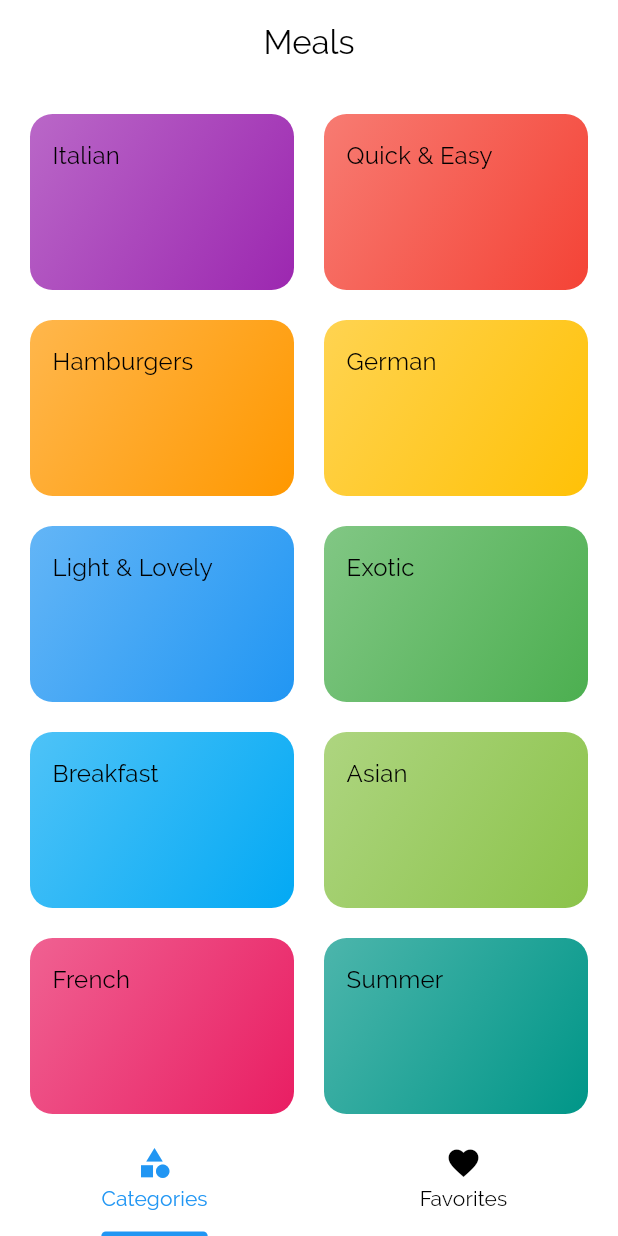
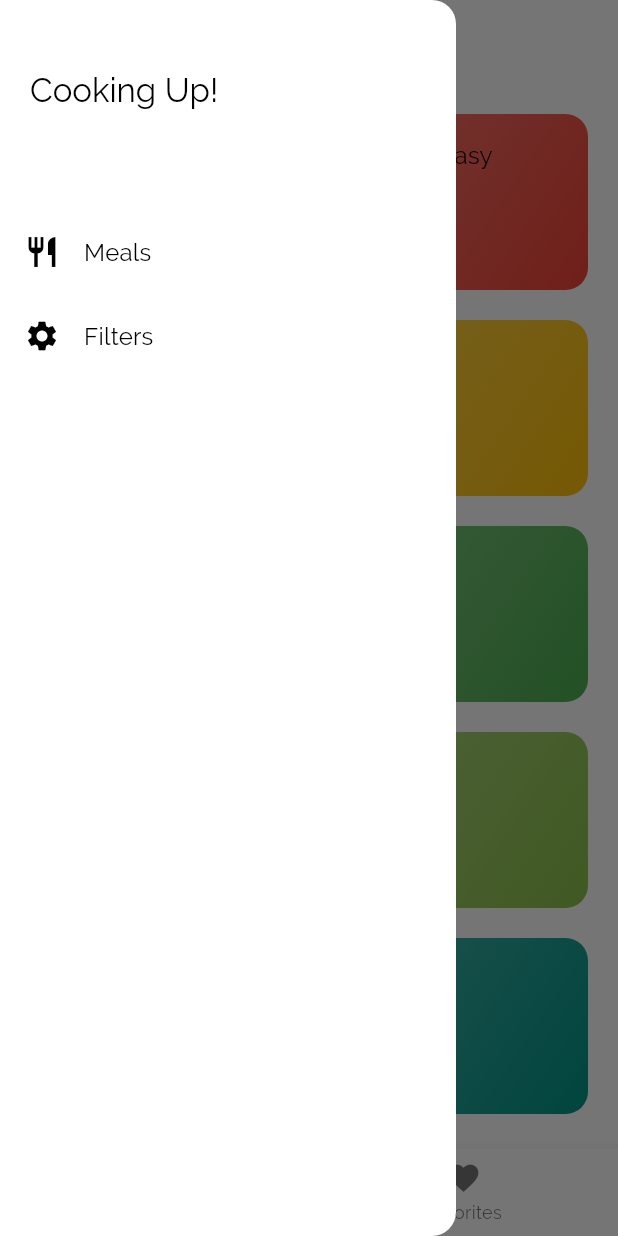
Before and after one commit to Braulio08/meals_app, a Flutter app: the screen it shows after launch, with the side drawer open (before the commit the screen has no drawer), on a phone screen of 412 x 824 dp. Run offline on Flutter 3.47's test engine with Material 2 defaults, Android fonts, the phone set to English and light mode, and no system bars; drawn by our look-alikes of dynamic_color.

Commit message:
Links to the Drawer

```diff
--- a/lib/main.dart
+++ b/lib/main.dart
@@ -1,5 +1,6 @@
 import 'package:flutter/material.dart';
 import 'package:dynamic_color/dynamic_color.dart';
+import 'package:meals_app/screens/filters_screen.dart';
 import '../screens/tabs_screen.dart';
 import '../screens/meal_detail_screen.dart';
 import './screens/category_meals_screen.dart';
@@ -39,6 +40,7 @@ class MyApp extends StatelessWidget {
           '/': (context) => const TabsScreen(),
           CategoryMealsScreen.routeName: (context) => const CategoryMealsScreen(),
           MealDetailsScreen.routeName: (context) => const MealDetailsScreen(),
+          FiltersScreen.routeName: (context) => const FiltersScreen(),
         },
       );
     });
--- a/lib/screens/categories_screen.dart
+++ b/lib/screens/categories_screen.dart
@@ -8,10 +8,6 @@ class CategoriesScreen extends StatelessWidget {
   @override
   Widget build(BuildContext context) {
     return Scaffold(
-      appBar: AppBar(
-        title: const Text('Meals'),
-        centerTitle: true,
-      ),
       body: GridView(
         padding: const EdgeInsets.all(20),
         gridDelegate: const SliverGridDelegateWithMaxCrossAxisExtent(
--- a/lib/screens/favortites_screen.dart
+++ b/lib/screens/favortites_screen.dart
@@ -4,10 +4,6 @@ class FavoritesScreen extends StatelessWidget {
 
   @override
   Widget build(BuildContext context) {
-    final dynamic appBar = AppBar(
-      title: const Text('Favorites'),
-      centerTitle: true,
-    );
-    return Scaffold(appBar: appBar,);
+    return Scaffold();
   }
 }
--- /dev/null
+++ b/lib/screens/filters_screen.dart
@@ -0,0 +1,20 @@
+import 'package:flutter/material.dart';
+
+class FiltersScreen extends StatelessWidget {
+  static const routeName = '/filters';
+  const FiltersScreen({super.key});
+
+  @override
+  Widget build(BuildContext context) {
+    final dynamic appBar = AppBar(
+      title: const Text('gg'),
+      centerTitle: true,
+    );
+    return Scaffold(
+      appBar: appBar,
+      body: const Center(
+        child: Text('izi'),
+      ),
+    );
+  }
+}
--- a/lib/screens/tabs_screen.dart
+++ b/lib/screens/tabs_screen.dart
@@ -1,5 +1,6 @@
 import 'package:flutter/material.dart';
-import 'package:meals_app/screens/favortites_screen.dart';
+import '../widgets/main_drawer.dart';
+import './favortites_screen.dart';
 import './categories_screen.dart';
 
 class TabsScreen extends StatefulWidget {
@@ -10,29 +11,43 @@ class TabsScreen extends StatefulWidget {
 }
 
 class _TabsScreenState extends State<TabsScreen> {
+  final List<Map<String, dynamic>> _pages = [
+    {'page': const CategoriesScreen(), 'title': 'Categories'},
+    {'page': const FavoritesScreen(), 'title': 'Favorites'},
+  ];
+  int _selectedPageIndex = 0;
+
+  void _selectPage(int index) {
+    setState(() {
+      _selectedPageIndex = index;
+    });
+  }
+
   @override
   Widget build(BuildContext context) {
-    return const DefaultTabController(
+    return DefaultTabController(
       length: 2,
       child: Scaffold(
-        bottomNavigationBar: TabBar(
-          tabs: [
-            Tab(
+        appBar: AppBar(
+          title: Text(_pages[_selectedPageIndex]['title']),
+          centerTitle: true,
+        ),
+        drawer: const MainDrawer(),
+        bottomNavigationBar: BottomNavigationBar(
+          currentIndex: _selectedPageIndex,
+          onTap: _selectPage,
+          items: const [
+            BottomNavigationBarItem(
               icon: Icon(Icons.category),
-              text: 'Categories',
+              label: 'Categories',
             ),
-            Tab(
+            BottomNavigationBarItem(
               icon: Icon(Icons.favorite),
-              text: 'Favorites',
+              label: 'Favorites',
             ),
           ],
         ),
-        body: TabBarView(
-          children: [
-            CategoriesScreen(),
-            FavoritesScreen(),
-          ],
-        ),
+        body: _pages[_selectedPageIndex]['page'],
       ),
     );
   }
--- /dev/null
+++ b/lib/widgets/main_drawer.dart
@@ -0,0 +1,47 @@
+import 'package:flutter/material.dart';
+import '../screens/filters_screen.dart';
+
+class MainDrawer extends StatelessWidget {
+  Widget buildListTitle(
+      BuildContext context, String title, IconData icon, VoidCallback function) {
+    return ListTile(
+      leading: Icon(icon),
+      title: Text(
+        title,
+        style: Theme.of(context).textTheme.titleMedium,
+      ),
+      onTap: function,
+    );
+  }
+
+  const MainDrawer({super.key});
+
+  @override
+  Widget build(BuildContext context) {
+    return Drawer(
+      child: Column(
+        children: [
+          Container(
+            height: 120,
+            width: double.infinity,
+            padding: const EdgeInsets.all(20),
+            alignment: Alignment.centerLeft,
+            child: Text(
+              'Cooking Up!',
+              style: Theme.of(context).textTheme.titleLarge,
+            ),
+          ),
+          const SizedBox(
+            height: 20,
+          ),
+          buildListTitle(context, 'Meals', Icons.restaurant, () {
+            Navigator.of(context).pushNamed('/');
+          }),
+          buildListTitle(context, 'Filters', Icons.settings, () {
+            Navigator.of(context).pushNamed(FiltersScreen.routeName);
+          }),
+        ],
+      ),
+    );
+  }
+}
```
